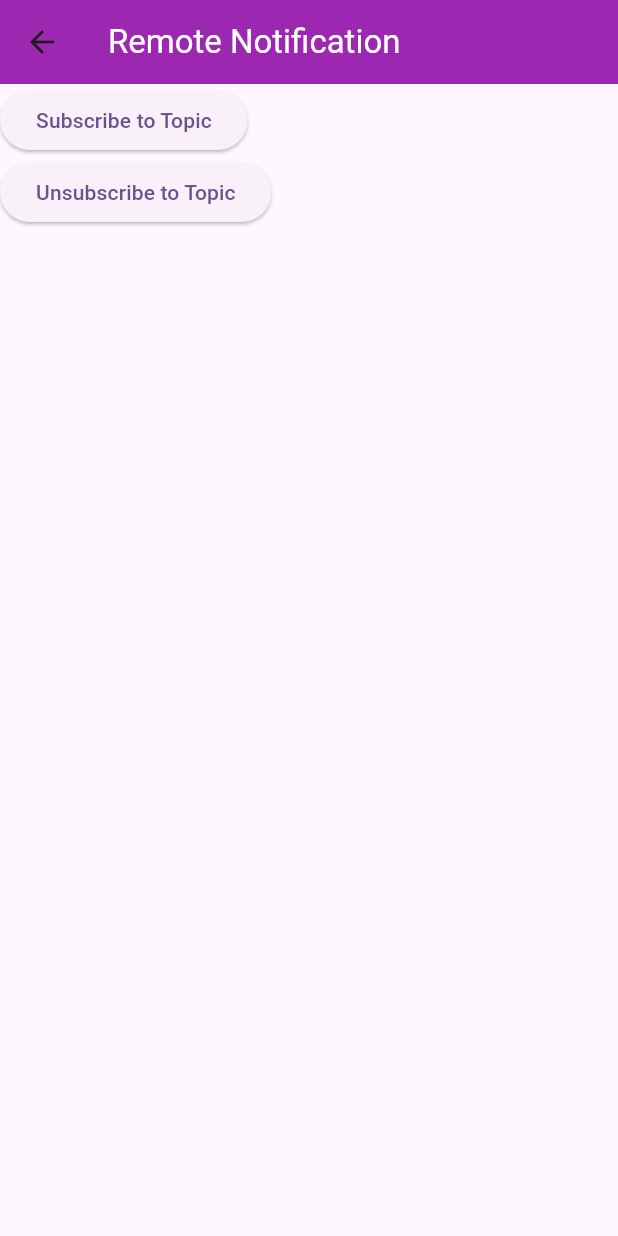
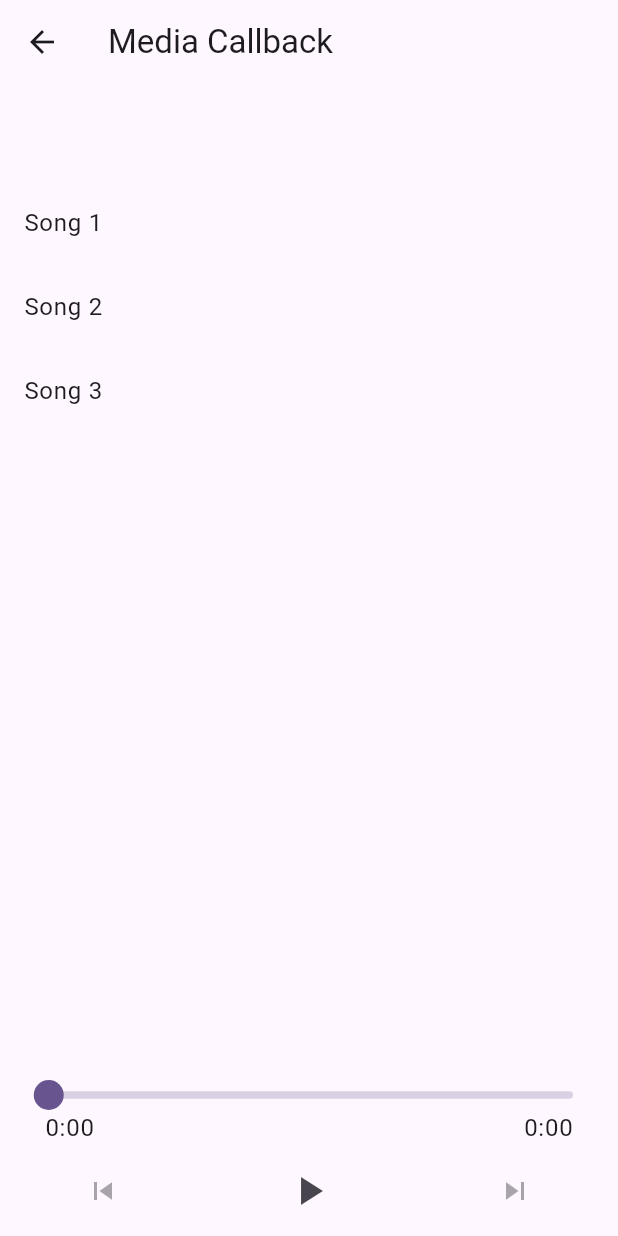
Before and after one commit to Haffshah/notification_course, a Flutter app: the screen it shows after launch, after a tap on "Media Notification", on a phone screen of 412 x 824 dp. Run offline on Flutter 3.47's test engine with Material 2 defaults, Android fonts, the phone set to English and light mode, and no system bars; drawn by our look-alikes of audio_video_progress_bar; our stand-ins replace audio_service, awesome_notifications, fluttertoast, get_it, just_audio.

Commit message:
Media Notification Completed

```diff
--- /dev/null
+++ b/lib/get_it.dart
@@ -0,0 +1,14 @@
+import 'package:audio_service/audio_service.dart';
+import 'package:get_it/get_it.dart';
+import 'package:notification_course/screens/media_notifications/services/audio_handler.dart';
+import 'package:notification_course/screens/media_notifications/services/page_manager.dart';
+import 'package:notification_course/screens/media_notifications/services/playlist_repository.dart';
+
+final getIt = GetIt.instance;
+
+Future<void> setupServiceLocator() async {
+  getIt.registerSingleton<AudioHandler>(await initAudioService());
+
+  getIt.registerLazySingleton<PlaylistRepository>(() => DemoPlaylist());
+  getIt.registerLazySingleton<PageManager>(() => PageManager());
+}
--- a/lib/main.dart
+++ b/lib/main.dart
@@ -1,13 +1,17 @@
 import 'package:awesome_notifications/awesome_notifications.dart';
 import 'package:flutter/material.dart';
 import 'package:flutter/scheduler.dart';
+import 'package:notification_course/get_it.dart';
 import 'package:notification_course/screens/local_notification_screen.dart';
+import 'package:notification_course/screens/media_notifications/media_notification_screen.dart';
+import 'package:notification_course/screens/media_notifications/services/page_manager.dart';
 import 'package:notification_course/services/notification_controller.dart';
 import 'package:notification_course/screens/remote_notification_screen.dart';
 
 void main() async {
   WidgetsFlutterBinding.ensureInitialized();
   await NotificationController.getStartedWithNotification();
+  await setupServiceLocator();
 
   runApp(const MyApp());
 }
@@ -18,6 +22,8 @@ class MyApp extends StatelessWidget {
   /// Global NavigatorKey
   static final GlobalKey<NavigatorState> navigatorKey =
       GlobalKey<NavigatorState>();
+
+
 
   @override
   Widget build(BuildContext context) {
@@ -46,6 +52,7 @@ class _MyHomePageState extends State<MyHomePage> {
   @override
   void initState() {
     super.initState();
+    getIt<PageManager>().init();
     SchedulerBinding.instance.addPostFrameCallback((timeStamp) {
       AwesomeNotifications().isNotificationAllowed().then((isAllowed) {
         if (!isAllowed) {
@@ -57,9 +64,16 @@ class _MyHomePageState extends State<MyHomePage> {
       /// Request Form Awesome Notification FCM
       // NotificationController.requestFirebaseToken();
       /// Request Token From FirebaseMessaging
-      NotificationController().getFcmToken();
+      // NotificationController().getFcmToken();
 
     });
+  }
+
+
+  @override
+  void dispose() {
+    getIt<PageManager>().dispose();
+    super.dispose();
   }
 
   @override
@@ -93,7 +107,7 @@ class _MyHomePageState extends State<MyHomePage> {
           ElevatedButton(
               onPressed: () {
                 MyApp.navigatorKey.currentState!.push(MaterialPageRoute(
-                    builder: (_) => const RemoteNotificationScreen()));
+                    builder: (_) => const MediaNotificationScreen()));
               },
               child: const Text('Media Notification')),
         ],
--- /dev/null
+++ b/lib/notifiers/play_button_notifier.dart
@@ -0,0 +1,12 @@
+import 'package:flutter/foundation.dart';
+
+class PlayButtonNotifier extends ValueNotifier<ButtonState> {
+  PlayButtonNotifier() : super(_initialValue);
+  static const _initialValue = ButtonState.paused;
+}
+
+enum ButtonState {
+  paused,
+  playing,
+  loading,
+}
--- /dev/null
+++ b/lib/notifiers/progress_notifier.dart
@@ -0,0 +1,21 @@
+import 'package:flutter/foundation.dart';
+
+class ProgressNotifier extends ValueNotifier<ProgressBarState> {
+  ProgressNotifier() : super(_initialValue);
+  static const _initialValue = ProgressBarState(
+    current: Duration.zero,
+    buffered: Duration.zero,
+    total: Duration.zero,
+  );
+}
+
+class ProgressBarState {
+  const ProgressBarState({
+    required this.current,
+    required this.buffered,
+    required this.total,
+  });
+  final Duration current;
+  final Duration buffered;
+  final Duration total;
+}
--- /dev/null
+++ b/lib/screens/media_notifications/media_notification_screen.dart
@@ -0,0 +1,190 @@
+import 'package:audio_video_progress_bar/audio_video_progress_bar.dart';
+import 'package:flutter/material.dart';
+import 'package:notification_course/get_it.dart';
+import 'package:notification_course/notifiers/play_button_notifier.dart';
+import 'package:notification_course/notifiers/progress_notifier.dart';
+import 'package:notification_course/screens/media_notifications/services/page_manager.dart';
+
+class MediaNotificationScreen extends StatefulWidget {
+  const MediaNotificationScreen({super.key});
+
+  @override
+  State<MediaNotificationScreen> createState() =>
+      _MediaNotificationScreenState();
+}
+
+class _MediaNotificationScreenState extends State<MediaNotificationScreen> {
+  @override
+  Widget build(BuildContext context) {
+    return Scaffold(
+      appBar: AppBar(
+        title: const Text('Media Callback'),
+      ),
+      body: const Column(
+        mainAxisAlignment: MainAxisAlignment.center,
+        children: [
+          CurrentSongTitle(),
+          Playlist(),
+          SizedBox(height: 20),
+          AudioProgressBar(),
+          AudioControlButtons(),
+        ],
+      ),
+    );
+  }
+}
+
+class CurrentSongTitle extends StatelessWidget {
+  const CurrentSongTitle({Key? key}) : super(key: key);
+
+  @override
+  Widget build(BuildContext context) {
+    final pageManager = getIt<PageManager>();
+    return ValueListenableBuilder<String>(
+      valueListenable: pageManager.currentSongTitleNotifier,
+      builder: (_, title, __) {
+        return Padding(
+          padding: const EdgeInsets.only(top: 8.0),
+          child: Text(title, style: const TextStyle(fontSize: 40)),
+        );
+      },
+    );
+  }
+}
+
+class Playlist extends StatelessWidget {
+  const Playlist({Key? key}) : super(key: key);
+
+  @override
+  Widget build(BuildContext context) {
+    final pageManager = getIt<PageManager>();
+    return Expanded(
+      child: ValueListenableBuilder<List<String>>(
+        valueListenable: pageManager.playlistNotifier,
+        builder: (context, playlistTitles, _) {
+          return ListView.builder(
+            itemCount: playlistTitles.length,
+            itemBuilder: (context, index) {
+              return ListTile(
+                title: Text(playlistTitles[index]),
+              );
+            },
+          );
+        },
+      ),
+    );
+  }
+}
+
+class AudioProgressBar extends StatelessWidget {
+  const AudioProgressBar({Key? key}) : super(key: key);
+
+  @override
+  Widget build(BuildContext context) {
+    final pageManager = getIt<PageManager>();
+    return Padding(
+      padding: const EdgeInsets.symmetric(horizontal: 30, vertical: 0),
+      child: ValueListenableBuilder<ProgressBarState>(
+        valueListenable: pageManager.progressNotifier,
+        builder: (_, value, __) {
+          return ProgressBar(
+            progress: value.current,
+            buffered: value.buffered,
+            total: value.total,
+            onSeek: pageManager.seek,
+          );
+        },
+      ),
+    );
+  }
+}
+
+class AudioControlButtons extends StatelessWidget {
+  const AudioControlButtons({Key? key}) : super(key: key);
+
+  @override
+  Widget build(BuildContext context) {
+    return const SizedBox(
+      height: 60,
+      child: Row(
+        mainAxisAlignment: MainAxisAlignment.spaceAround,
+        children: [
+          PreviousSongButton(),
+          PlayButton(),
+          NextSongButton(),
+        ],
+      ),
+    );
+  }
+}
+
+class PreviousSongButton extends StatelessWidget {
+  const PreviousSongButton({Key? key}) : super(key: key);
+
+  @override
+  Widget build(BuildContext context) {
+    final pageManager = getIt<PageManager>();
+    return ValueListenableBuilder<bool>(
+      valueListenable: pageManager.isFirstSongNotifier,
+      builder: (_, isFirst, __) {
+        return IconButton(
+          icon: const Icon(Icons.skip_previous),
+          onPressed: (isFirst) ? null : pageManager.previous,
+        );
+      },
+    );
+  }
+}
+
+class PlayButton extends StatelessWidget {
+  const PlayButton({Key? key}) : super(key: key);
+
+  @override
+  Widget build(BuildContext context) {
+    final pageManager = getIt<PageManager>();
+    return ValueListenableBuilder<ButtonState>(
+      valueListenable: pageManager.playButtonNotifier,
+      builder: (_, value, __) {
+        switch (value) {
+          case ButtonState.loading:
+            return Container(
+              margin: const EdgeInsets.all(8.0),
+              width: 32.0,
+              height: 32.0,
+              child: const CircularProgressIndicator(),
+            );
+          case ButtonState.paused:
+            return IconButton(
+              icon: const Icon(Icons.play_arrow),
+              iconSize: 32.0,
+              onPressed: pageManager.play,
+            );
+          case ButtonState.playing:
+            return IconButton(
+              icon: const Icon(Icons.pause),
+              iconSize: 32.0,
+              onPressed: pageManager.pause,
+            );
+        }
+      },
+    );
+  }
+}
+
+class NextSongButton extends StatelessWidget {
+  const NextSongButton({Key? key}) : super(key: key);
+
+  @override
+  Widget build(BuildContext context) {
+    final pageManager = getIt<PageManager>();
+    return ValueListenableBuilder<bool>(
+      valueListenable: pageManager.isLastSongNotifier,
+      builder: (_, isLast, __) {
+        return IconButton(
+          icon: const Icon(Icons.skip_next),
+          onPressed: (isLast) ? null : pageManager.next,
+        );
+      },
+    );
+  }
+}
--- /dev/null
+++ b/lib/screens/media_notifications/services/audio_handler.dart
@@ -0,0 +1,87 @@
+import 'package:audio_service/audio_service.dart';
+import 'package:flutter/material.dart';
+import 'package:just_audio/just_audio.dart';
+
+Future<AudioHandler> initAudioService() async {
+  return await AudioService.init(
+      builder: () => MyAudioHandler(),
+      config: const AudioServiceConfig(
+          androidNotificationChannelId: 'com.media.notification.demo',
+          androidNotificationChannelName: 'Media Notification Demo',
+          androidNotificationOngoing: true,
+          androidStopForegroundOnPause: true));
+}
+
+class MyAudioHandler extends BaseAudioHandler {
+  final _player = AudioPlayer();
+  final _playerList = ConcatenatingAudioSource(children: []);
+
+  MyAudioHandler() {
+    _loadEmptyPlayList();
+    _notifyAudioHandlerAboutPlaybackEvents();
+  }
+
+  Future<void> _loadEmptyPlayList() async {
+    try {
+      await _player.setAudioSource(_playerList);
+    } catch (e) {
+      debugPrint('Error : $e');
+    }
+  }
+
+  @override
+  Future<void> addQueueItems(List<MediaItem> mediaItems) async {
+    /// Manage Just Audio
+    final audioSource = mediaItems.map(_createAudioSource);
+    _playerList.addAll(audioSource.toList());
+
+    ///  Notify System
+    final newQueue = queue.value..addAll(mediaItems);
+
+    queue.add(newQueue);
+  }
+
+  UriAudioSource _createAudioSource(MediaItem mediaItem) {
+    return AudioSource.uri(Uri.parse(mediaItem.extras!['url']), tag: mediaItem);
+  }
+
+  @override
+  Future<void> play() => _player.play();
+
+  @override
+  Future<void> pause() => _player.pause();
+
+  void _notifyAudioHandlerAboutPlaybackEvents() {
+    _player.playbackEventStream.listen((event) {
+      final playing = _player.playing;
+
+      playbackState.add(playbackState.value.copyWith(
+          controls: [
+            MediaControl.skipToPrevious,
+            if (playing) MediaControl.play else MediaControl.pause,
+            MediaControl.stop,
+            MediaControl.skipToNext,
+          ],
+          systemActions: const {
+            MediaAction.seek,
+          },
+          androidCompactActionIndices: const [
+            0,
+            1,
+            3
+          ],
+          processingState: const {
+            ProcessingState.idle: AudioProcessingState.idle,
+            ProcessingState.loading: AudioProcessingState.loading,
+            ProcessingState.buffering: AudioProcessingState.buffering,
+            ProcessingState.ready: AudioProcessingState.ready,
+            ProcessingState.completed: AudioProcessingState.completed,
+          }[_player.processingState]!,
+          updatePosition: _player.position,
+          playing: playing,
+          bufferedPosition: _player.bufferedPosition,
+          queueIndex: event.currentIndex,
+          speed: _player.speed));
+    });
+  }
+}
--- /dev/null
+++ b/lib/screens/media_notifications/services/page_manager.dart
@@ -0,0 +1,92 @@
+import 'package:audio_service/audio_service.dart';
+import 'package:flutter/foundation.dart';
+import 'package:just_audio/just_audio.dart';
+import 'package:notification_course/get_it.dart';
+import 'package:notification_course/notifiers/play_button_notifier.dart';
+import 'package:notification_course/notifiers/progress_notifier.dart';
+import 'package:notification_course/screens/media_notifications/services/playlist_repository.dart';
+
+class PageManager {
+  // Listeners: Updates going to the UI
+  final currentSongTitleNotifier = ValueNotifier<String>('');
+  final playlistNotifier = ValueNotifier<List<String>>([]);
+  final progressNotifier = ProgressNotifier();
+  final isFirstSongNotifier = ValueNotifier<bool>(true);
+  final playButtonNotifier = PlayButtonNotifier();
+  final isLastSongNotifier = ValueNotifier<bool>(true);
+  final isShuffleModeEnabledNotifier = ValueNotifier<bool>(false);
+
+  final _audioHandler = getIt<AudioHandler>();
+
+  // Events: Calls coming from the UI
+  void init() async {
+    await _loadPlaylist();
+    _listenToChangesInPlaylist();
+    _listenToPlaybackState();
+  }
+
+  Future<void> _loadPlaylist() async {
+    final songRepository = getIt<PlaylistRepository>();
+    final playlist = await songRepository.fetchInitialPlaylist();
+
+    final mediaItems = playlist
+        .map((song) => MediaItem(
+              id: song['id'] ?? '',
+              title: song['title'] ?? '',
+              album: song['album'] ?? '',
+              extras: {'url': song['url'] ?? ''},
+            ))
+        .toList();
+    _audioHandler.addQueueItems(mediaItems);
+  }
+
+  void _listenToChangesInPlaylist() {
+    _audioHandler.queue.listen((playlist) {
+      if (playlist.isEmpty) {
+        return;
+      } else {
+        final newList = playlist.map((e) => e.title).toList();
+        playlistNotifier.value = newList;
+      }
+    });
+  }
+
+  void _listenToPlaybackState() {
+    _audioHandler.playbackState.listen((playbackState) {
+      final isPlaying = playbackState.playing;
+      final processingState = playbackState.processingState;
+
+      if (processingState == AudioProcessingState.loading ||
+          processingState == AudioProcessingState.buffering) {
+        playButtonNotifier.value = ButtonState.loading;
+      } else if (!isPlaying) {
+        playButtonNotifier.value = ButtonState.paused;
+      }else if (processingState != AudioProcessingState.completed) {
+        playButtonNotifier.value = ButtonState.playing;
+      }else{
+        _audioHandler.seek(Duration.zero);
+        _audioHandler.pause();
+      }
+    });
+  }
+
+  void play() => _audioHandler.play();
+
+  void pause() => _audioHandler.pause();
+
+  void seek(Duration position) {}
+
+  void previous() {}
+
+  void next() {}
+
+  void repeat() {}
+
+  void shuffle() {}
+
+  void add() {}
+
+  void remove() {}
+
+  void dispose() {}
+}
--- /dev/null
+++ b/lib/screens/media_notifications/services/playlist_repository.dart
@@ -0,0 +1,40 @@
+abstract class PlaylistRepository {
+  Future<List<Map<String, String>>> fetchInitialPlaylist();
+
+  Future<Map<String, String>> fetchAnotherSong();
+}
+
+List<String> ablumArt = [
+  'https://images.unsplash.com/photo-1500462918059-b1a0cb512f1d?ixlib=rb-4.0.3&ixid=MnwxMjA3fDB8MHxwaG90by1wYWdlfHx8fGVufDB8fHx8&auto=format&fit=crop&w=687&q=80',
+  'https://images.unsplash.com/photo-1501472312651-726afe119ff1?ixlib=rb-4.0.3&ixid=MnwxMjA3fDB8MHxwaG90by1wYWdlfHx8fGVufDB8fHx8&auto=format&fit=crop&w=387&q=80',
+  'https://images.unsplash.com/photo-1570038932128-8f3cc12c064a?ixlib=rb-4.0.3&ixid=MnwxMjA3fDB8MHxwaG90by1wYWdlfHx8fGVufDB8fHx8&auto=format&fit=crop&w=387&q=80',
+  'https://images.unsplash.com/photo-1645680827507-9f392edae51c?ixlib=rb-4.0.3&ixid=MnwxMjA3fDB8MHxwaG90by1wYWdlfHx8fGVufDB8fHx8&auto=format&fit=crop&w=1032&q=80',
+];
+
+class DemoPlaylist extends PlaylistRepository {
+  @override
+  Future<List<Map<String, String>>> fetchInitialPlaylist(
+      {int length = 3}) async {
+    return List.generate(length, (index) => _nextSong());
+  }
+
+  @override
+  Future<Map<String, String>> fetchAnotherSong() async {
+    return _nextSong();
+  }
+
+  var _songIndex = 0;
+  static const _maxSongNumber = 16;
+
+  Map<String, String> _nextSong() {
+    _songIndex = (_songIndex % _maxSongNumber) + 1;
+    return {
+      'id': _songIndex.toString().padLeft(3, '0'),
+      'title': 'Song $_songIndex',
+      'album': 'SoundHelix',
+      'url':
+          'https://www.soundhelix.com/examples/mp3/SoundHelix-Song-$_songIndex.mp3',
+      'artUri': ablumArt[_songIndex - 1],
+    };
+  }
+}
--- a/lib/services/notification_controller.dart
+++ b/lib/services/notification_controller.dart
@@ -1,10 +1,10 @@
-import 'dart:io';
+// import 'dart:io';
 
 import 'package:awesome_notifications/awesome_notifications.dart';
 
 // import 'package:awesome_notifications_fcm/awesome_notifications_fcm.dart';
-import 'package:firebase_core/firebase_core.dart';
-import 'package:firebase_messaging/firebase_messaging.dart';
+// import 'package:firebase_core/firebase_core.dart';
+// import 'package:firebase_messaging/firebase_messaging.dart';
 import 'package:flutter/material.dart';
 import 'package:fluttertoast/fluttertoast.dart';
 import 'package:notification_course/constant/app_constant.dart';
@@ -13,9 +13,9 @@ import 'package:notification_course/screens/local_notification_screen.dart';
 import 'package:notification_course/services/local_notification.dart';
 
 /// Background Message Handler
-Future<void> _bgMessageHandler(RemoteMessage remoteMessage) async {
-  print('On Background Message Received ${remoteMessage.toMap()}');
-}
+// Future<void> _bgMessageHandler(RemoteMessage remoteMessage) async {
+//   print('On Background Message Received ${remoteMessage.toMap()}');
+// }
 
 /// Navigation
 navigationAction(ReceivedAction receivedAction) {
@@ -35,7 +35,7 @@ class NotificationController with ChangeNotifier {
     return _instance;
   }
 
-  FirebaseMessaging firebaseMessaging = FirebaseMessaging.instance;
+  // FirebaseMessaging firebaseMessaging = FirebaseMessaging.instance;
 
   NotificationController._internal();
 
@@ -43,7 +43,7 @@ class NotificationController with ChangeNotifier {
   static Future<void> getStartedWithNotification() async {
     NotificationController.initializeLocalNotification(debug: true);
     NotificationController.initializeRemoteNotification(debug: true);
-    NotificationController.initializeFirebaseRemoteNotification();
+    // NotificationController.initializeFirebaseRemoteNotification();
     NotificationController.initializeNotificationForEventListeners();
     NotificationController.getInitialNotificationAction();
   }
@@ -81,17 +81,17 @@ class NotificationController with ChangeNotifier {
         debug: debug);
   }
 
-  ///Set Firebase Options
-  static setFirebaseOption() {
-    if (Platform.isAndroid) {
-      return const FirebaseOptions(
-        apiKey: 'AIzaSyB9zHnV2KeRtdB8Gr1L4Gr6AwFy5TGQilI',
-        appId: '1:616687156211:android:903430243b3f619b623086',
-        messagingSenderId: '616687156211',
-        projectId: 'push-notification-13736a',
-      );
-    }
-  }
+  // ///Set Firebase Options
+  // static setFirebaseOption() {
+  //   if (Platform.isAndroid) {
+  //     return const FirebaseOptions(
+  //       apiKey: 'AIzaSyB9zHnV2KeRtdB8Gr1L4Gr6AwFy5TGQilI',
+  //       appId: '1:616687156211:android:903430243b3f619b623086',
+  //       messagingSenderId: '616687156211',
+  //       projectId: 'push-notification-13736a',
+  //     );
+  //   }
+  // }
 
   /// Initialization Method
   static Future<void> initializeRemoteNotification(
@@ -285,32 +285,32 @@ class NotificationController with ChangeNotifier {
   // }
 
   ///======================== Firebase Notification ===========================///
-
-  static Future<void> initializeFirebaseRemoteNotification() async {
-    await Firebase.initializeApp(
-       options: NotificationController.setFirebaseOption());
-
-    /// For On Background and Terminated State
-    FirebaseMessaging.onBackgroundMessage(_bgMessageHandler);
-
-    /// Foreground State
-    FirebaseMessaging.onMessage.listen(onForegroundMessageReceived);
-
-    /// Calls when user taps on It.
-    FirebaseMessaging.onMessageOpenedApp.listen(onMessageOpenedApp);
-  }
-
-  static Future<void> onForegroundMessageReceived(
-      RemoteMessage remoteMessage) async {
-    print('On Foreground Message Received ${remoteMessage.toMap()}');
-  }
-
-  static Future<void> onMessageOpenedApp(RemoteMessage remoteMessage) async {
-    print('On Tap of Received Message  ${remoteMessage.toMap()}');
-  }
-
-   getFcmToken() async {
-    final fcmToken = await firebaseMessaging.getToken();
-    print('FirebaseMessaging FCM $fcmToken');
-  }
+  //
+  // static Future<void> initializeFirebaseRemoteNotification() async {
+  //   await Firebase.initializeApp(
+  //      options: NotificationController.setFirebaseOption());
+  //
+  //   /// For On Background and Terminated State
+  //   FirebaseMessaging.onBackgroundMessage(_bgMessageHandler);
+  //
+  //   /// Foreground State
+  //   FirebaseMessaging.onMessage.listen(onForegroundMessageReceived);
+  //
+  //   /// Calls when user taps on It.
+  //   FirebaseMessaging.onMessageOpenedApp.listen(onMessageOpenedApp);
+  // }
+  //
+  // static Future<void> onForegroundMessageReceived(
+  //     RemoteMessage remoteMessage) async {
+  //   print('On Foreground Message Received ${remoteMessage.toMap()}');
+  // }
+  //
+  // static Future<void> onMessageOpenedApp(RemoteMessage remoteMessage) async {
+  //   print('On Tap of Received Message  ${remoteMessage.toMap()}');
+  // }
+  //
+  //  getFcmToken() async {
+  //   final fcmToken = await firebaseMessaging.getToken();
+  //   print('FirebaseMessaging FCM $fcmToken');
+  // }
 }
```
Also changed, not shown: pubspec.yaml (+10 -4 lines), 3 other files.
